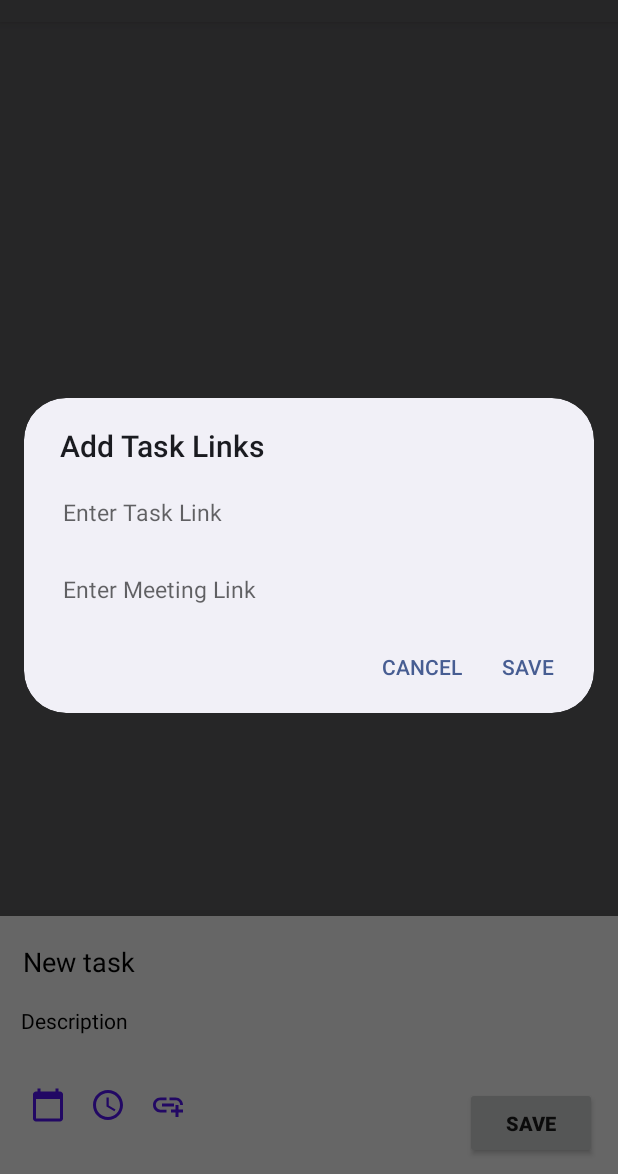
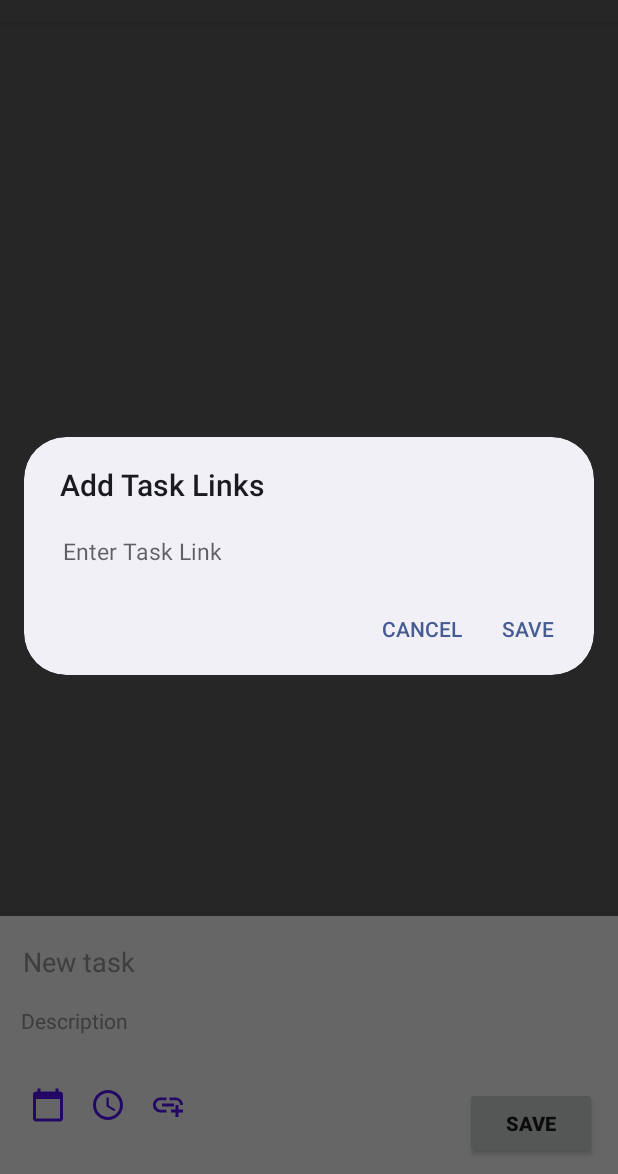
Before and after one commit to shubh-verma-19cs/Smart-To-Do, an Android app: the fragment BottomSheet placed in its activity, after a tap on an icon or button, on a phone screen of 412 x 824 dp, the part 62-1236 px from its top. Run offline under Robolectric (Android 15) with nearby library versions, the phone set to English and light mode, and no system bars; our stand-ins replace Firebase (no records; nobody signed in at launch, a user with empty details on screens opened directly); 9 statements that could not run were skipped.

Commit message:
logout, recycler task .....

```diff
--- a/app/src/main/java/com/example/splashscreen/DatePickerFragment.java
+++ b/app/src/main/java/com/example/splashscreen/DatePickerFragment.java
@@ -3,6 +3,7 @@ package com.example.splashscreen;
 import android.app.DatePickerDialog;
 import android.app.Dialog;
 import android.os.Bundle;
+import android.util.Log;
 
 import androidx.annotation.NonNull;
 import androidx.annotation.Nullable;
@@ -18,6 +19,8 @@ public class DatePickerFragment extends DialogFragment {
         int year = c.get(Calendar.YEAR);
         int month = c.get(Calendar.MONDAY);
         int date = c.get(Calendar.DATE);
+
+        Log.d("CALENDAR",c.toString());
         return new DatePickerDialog(getActivity(), (DatePickerDialog.OnDateSetListener)getActivity(),year,month,date);
     }
 }
--- a/app/src/main/java/com/example/splashscreen/Dialog_Link.java
+++ b/app/src/main/java/com/example/splashscreen/Dialog_Link.java
@@ -32,9 +32,9 @@ public class Dialog_Link extends AppCompatDialogFragment {
             @Override
             public void onClick(DialogInterface dialogInterface, int i) {
                 tasklink = view.findViewById(R.id.linkTask);
-                meetlink = view.findViewById(R.id.MeetLink);
+//                meetlink = view.findViewById(R.id.MeetLink);
                 BottomSheet b = new BottomSheet();
-                b.link_meet = meetlink.toString().trim();
+//                b.link_meet = meetlink.toString().trim();
                 b.link_task = tasklink.toString().trim();
 
             }
--- a/app/src/main/java/com/example/splashscreen/HomeActivity.java
+++ b/app/src/main/java/com/example/splashscreen/HomeActivity.java
@@ -32,6 +32,7 @@ import android.widget.ImageView;
 import android.widget.TextView;
 import android.widget.Toast;
 
+import com.google.android.material.bottomsheet.BottomSheetDialog;
 import com.google.android.material.floatingactionbutton.FloatingActionButton;
 import com.google.android.material.navigation.NavigationView;
 import com.google.firebase.auth.FirebaseAuth;
@@ -43,8 +44,10 @@ import com.google.firebase.database.FirebaseDatabase;
 import com.google.firebase.database.ValueEventListener;
 
 import java.text.DateFormat;
+import java.text.SimpleDateFormat;
 import java.util.ArrayList;
 import java.util.Calendar;
+import java.util.Date;
 import java.util.UUID;
 
 public class HomeActivity extends AppCompatActivity implements DatePickerDialog.OnDateSetListener {
@@ -56,8 +59,9 @@ public class HomeActivity extends AppCompatActivity implements DatePickerDialog.
     UUID userId;
     String currentDate;
 
+    SimpleDateFormat sdf;
+    String currentDateandTime;
     BottomSheet b = new BottomSheet();
-
     private DrawerLayout drawer ;
     private NavigationView navigationView;
 
@@ -65,6 +69,10 @@ public class HomeActivity extends AppCompatActivity implements DatePickerDialog.
     int mNotifItemCount = 10;
     FloatingActionButton floatadd;
     FloatingActionButton bottomsheet;
+
+
+
+
     @Override
     public void onDateSet(DatePicker datePicker, int year, int month, int date) {
         Calendar c = Calendar.getInstance();
@@ -90,6 +98,11 @@ public class HomeActivity extends AppCompatActivity implements DatePickerDialog.
         super.onCreate(savedInstanceState);
         setContentView(R.layout.activity_home);
 
+
+        sdf = new SimpleDateFormat("yyyy.MM.dd G 'at' HH:mm:ss z");
+        currentDateandTime = sdf.format(new Date());
+
+
         floatadd = findViewById(R.id.floatingadd);
 
         Toolbar toolbar = findViewById(R.id.toolbar);
@@ -105,13 +118,13 @@ public class HomeActivity extends AppCompatActivity implements DatePickerDialog.
                         Intent i = new Intent(HomeActivity.this, PreferencesActivity.class);
                         startActivity(i);
                         break;
-                    case R.id.team1:
-
-                        break;
-                    case R.id.team2:
-                        break;
-                    case R.id.nav_new_team:
-                        break;
+//                    case R.id.team1:
+//
+//                        break;
+//                    case R.id.team2:
+//                        break;
+//                    case R.id.nav_new_team:
+//                        break;
                     case R.id.settings:
                         Intent i1 = new Intent(HomeActivity.this, PreferencesActivity.class);
                         startActivity(i1);
@@ -131,6 +144,9 @@ public class HomeActivity extends AppCompatActivity implements DatePickerDialog.
 
                 return false;
             }
+
+
+
         });
 
         fa = FirebaseAuth.getInstance();
@@ -174,18 +190,24 @@ public class HomeActivity extends AppCompatActivity implements DatePickerDialog.
                 R.string.navigation_drawer_open, R.string.navigation_drawer_close);
         drawer.addDrawerListener(toggle);
         toggle.syncState();
+
+
+
+
+
     }
 
     private void EventChangeListner() {
         mDatabase.addValueEventListener(new ValueEventListener() {
             @Override
             public void onDataChange(@NonNull DataSnapshot snapshot) {
+                list.clear();
                 for (DataSnapshot dataSnapshot:snapshot.getChildren()){
 
                     Log.d("Nnn", ""+dataSnapshot.getValue());
 
                     Model model=  dataSnapshot.getValue(Model.class);
-                    list.add(model);
+                    list.add(0,model);
                 }
                 myAdapter.notifyDataSetChanged();
             }
@@ -213,9 +235,9 @@ public class HomeActivity extends AppCompatActivity implements DatePickerDialog.
         dialog.getWindow().setGravity(Gravity.BOTTOM);
 
     }
-    public void writeNewUser(UUID userId, String name, String taskdesc) {
+    public void writeNewUser(String currentDateandTime, String name, String taskdesc) {
 //        user newuser = new user();
-        mDatabase.child("users").child(mail).child(userId.toString()).child("taskname").setValue(name);
+        mDatabase.child("users").child(mail).child(currentDateandTime).child("taskname").setValue(name);
 
     }
 
--- a/app/src/main/java/com/example/splashscreen/MyAdapter.java
+++ b/app/src/main/java/com/example/splashscreen/MyAdapter.java
@@ -19,6 +19,7 @@ public class MyAdapter extends RecyclerView.Adapter<MyAdapter.MyViewHolder> {
     ArrayList<Model> mlist;
     Context context;
     DatabaseReference d;
+    String empt = " ";
     public MyAdapter(Context context,ArrayList<Model> mlist){
         this.mlist = mlist;
         this.context = context;
@@ -34,15 +35,16 @@ public class MyAdapter extends RecyclerView.Adapter<MyAdapter.MyViewHolder> {
 
     @Override
     public void onBindViewHolder(@NonNull MyViewHolder holder, int position) {
+
         Model model = mlist.get(position);
 //        Log.d("taskname", ""+model.getTaskDate());
 //        Log.d("taskdesc", ""+model.getDescription());
 //        Log.d("taskdate", ""+model.getTime());
 
         holder.taskname.setText(model.getTaskName());
-        holder.tasdesc.setText(model.getDescription());
-        holder.time.setText(model.getTime());
-        holder.date.setText(model.getTaskDate());
+            holder.tasdesc.setText(model.getDescription());
+            holder.time.setText(model.getTime());
+            holder.date.setText(model.getTaskDate());
     }
 
     @Override
--- a/app/src/main/res/layout/bottomsheetlayout.xml
+++ b/app/src/main/res/layout/bottomsheetlayout.xml
@@ -13,7 +13,7 @@
         android:layout_margin="5dp"
         android:hint="New task"
         android:height="30dp"
-        android:textColorHint="@color/black"
+        android:textColorHint="#9D9B9B"
         android:textColor="@color/black"
         android:background="@android:color/transparent"
         android:textSize="18dp"
@@ -27,11 +27,29 @@
         android:layout_marginTop="10dp"
         android:background="@android:color/transparent"
         android:layout_margin="4dp"
-        android:textColorHint="@color/black"
+        android:textColorHint="#9B9A9A"
         android:textColor="@color/black"
         android:hint="Description"
         android:textSize="14dp"
     />
+
+    <TextView
+        android:id="@+id/dateTV"
+        android:layout_width="wrap_content"
+        android:layout_height="wrap_content"
+        android:layout_below="@+id/Task_Desc"
+        android:text="2021-09-11"
+        android:layout_margin="4dp"
+        />
+    <TextView
+        android:id="@+id/timeTV"
+        android:layout_margin="5dp"
+        android:layout_toRightOf="@+id/dateTV"
+        android:layout_below="@+id/Task_Desc"
+        android:layout_width="wrap_content"
+        android:layout_height="wrap_content"
+        android:text="25:61"
+        />
 
     <ImageView
         android:layout_width="wrap_content"
--- a/app/src/main/res/layout/item.xml
+++ b/app/src/main/res/layout/item.xml
@@ -73,7 +73,8 @@
         android:layout_alignParentRight="true"
         android:layout_marginRight="8dp"
         android:layout_gravity="end"
-        android:text=""/>
+        android:text=""
+        />
     </RelativeLayout>
 
 
--- a/app/src/main/res/layout/layout_dialog.xml
+++ b/app/src/main/res/layout/layout_dialog.xml
@@ -23,23 +23,23 @@
         android:layout_marginRight="16dp"
         android:hint="Enter Task Link"
         />
-    <EditText
-        android:layout_width="match_parent"
-        android:layout_height="wrap_content"
-        android:layout_below="@id/linkTask"
-        android:layout_marginTop="10dp"
-        android:padding="10dp"
-        android:textSize="15dp"
-        android:id="@+id/MeetLink"
-        android:textColor="@color/black"
-        android:layout_marginLeft="16dp"
-        android:layout_marginRight="16dp"
-        android:hint="Enter Meeting Link"
-        />
+    <!--    <EditText-->
+    <!--        android:layout_width="match_parent"-->
+    <!--        android:layout_height="wrap_content"-->
+    <!--        android:layout_below="@id/linkTask"-->
+    <!--        android:layout_marginTop="10dp"-->
+    <!--        android:padding="10dp"-->
+    <!--        android:textSize="15dp"-->
+    <!--        android:id="@+id/MeetLink"-->
+    <!--        android:textColor="@color/black"-->
+    <!--        android:layout_marginLeft="16dp"-->
+    <!--        android:layout_marginRight="16dp"-->
+    <!--        android:hint="Enter Meeting Link"-->
+    <!--        />-->
 <!--    <Button-->
 <!--        android:layout_width="wrap_content"-->
 <!--        android:layout_height="wrap_content"-->
-<!--        android:layout_below="@id/MeetLink"-->
+<!--        android:layout_below="@id/linkTask"-->
 <!--        android:layout_marginTop="15dp"-->
 <!--        android:textSize="14dp"-->
 <!--        android:text="Save"-->
--- a/app/src/main/res/values-night/themes.xml
+++ b/app/src/main/res/values-night/themes.xml
@@ -46,4 +46,10 @@
         <item name="android:windowExitAnimation">@anim/slide_out_bottom</item>
 
     </style>
+    <style name="DialogStyle" parent="Theme.Design.Light.BottomSheetDialog">
+        <item name="android:windowIsFloating">false</item>
+        <item name="android:statusBarColor">@android:color/transparent</item>
+        <item name="android:windowSoftInputMode">adjustResize</item>
+    </style>
+
 </resources>
--- a/app/src/main/res/values/themes.xml
+++ b/app/src/main/res/values/themes.xml
@@ -31,4 +31,10 @@
 
     </style>
 
+    <style name="DialogStyle" parent="Theme.Design.Light.BottomSheetDialog">
+        <item name="android:windowIsFloating">false</item>
+        <item name="android:statusBarColor">@android:color/transparent</item>
+        <item name="android:windowSoftInputMode">adjustResize</item>
+    </style>
+
 </resources>
```
Also changed, not shown: app/src/main/java/com/example/splashscreen/BottomSheet.java (+169 -43 lines), app/src/main/res/menu/drawer_menu.xml (+16 -16 lines). Lines whose indentation alone changed are shown as unchanged.
